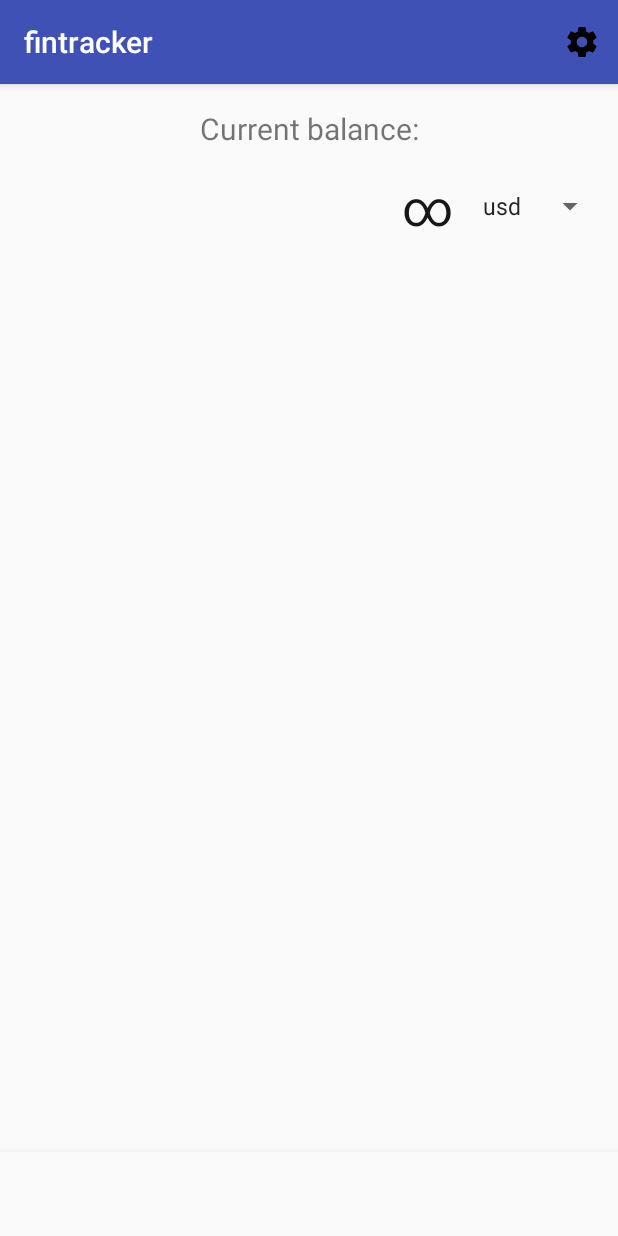
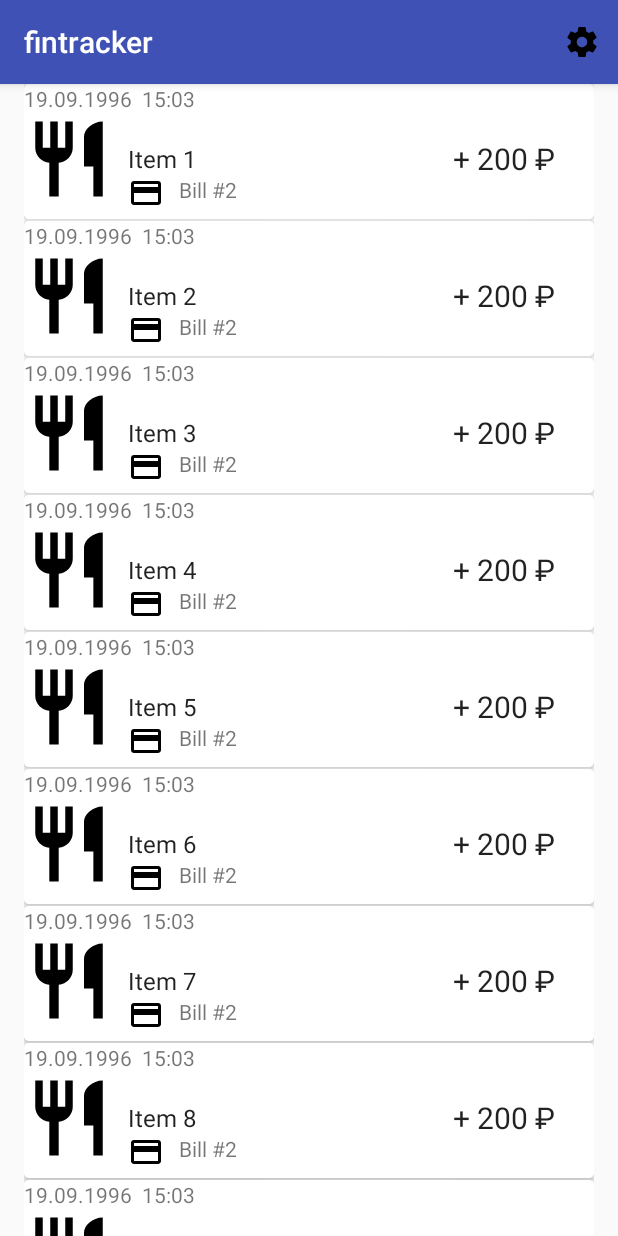
Before and after one commit to Meliphant/yandex-finance, an Android app: the screen it shows after launch (MainActivity), on a phone screen of 412 x 824 dp. Run offline under Robolectric (Android 15) with nearby library versions, the phone set to English and light mode, and no system bars; our stand-ins replace Dagger/Hilt's generated code; libraries missing offline, so code that uses them is left out: com.arellomobile.mvp.

Commit message:
2.1 transactionsList screen design

```diff
--- a/app/src/main/java/ya/co/yandex_finance/component/MainActivity.kt
+++ b/app/src/main/java/ya/co/yandex_finance/component/MainActivity.kt
@@ -7,6 +7,7 @@ import com.arellomobile.mvp.MvpAppCompatActivity
 import ya.co.yandex_finance.R
 import ya.co.yandex_finance.component.fragment.balance.BalanceFragment
 import android.view.MenuItem
+import ya.co.yandex_finance.component.fragment.transactions.TransactionsFragment
 
 
 class MainActivity: MvpAppCompatActivity() {
@@ -17,9 +18,12 @@ class MainActivity: MvpAppCompatActivity() {
 
         //by default showing balance
         //todo: to all of this in the PRESENTER -- use Cicerone?
+//        supportFragmentManager.beginTransaction()
+//                .replace(R.id.fl_main, BalanceFragment())
+//                .commitAllowingStateLoss()
         supportFragmentManager.beginTransaction()
-                .replace(R.id.fl_main, BalanceFragment())
-                .commit()
+                .replace(R.id.fl_main, TransactionsFragment())
+                .commitAllowingStateLoss()
     }
 
     /**working with menu */
--- a/app/src/main/java/ya/co/yandex_finance/component/fragment/transactions/MyTransactionsRecyclerViewAdapter.kt
+++ b/app/src/main/java/ya/co/yandex_finance/component/fragment/transactions/MyTransactionsRecyclerViewAdapter.kt
@@ -11,7 +11,7 @@ import ya.co.yandex_finance.R
 import ya.co.yandex_finance.component.fragment.transactions.TransactionsFragment.OnListFragmentInteractionListener
 import ya.co.yandex_finance.component.fragment.transactions.dummy.DummyContent.DummyItem
 
-import kotlinx.android.synthetic.main.fragment_transactions.view.*
+import kotlinx.android.synthetic.main.item_transaction.view.*
 
 /**
  * [RecyclerView.Adapter] that can display a [DummyItem] and makes a call to the
@@ -36,13 +36,13 @@ class MyTransactionsRecyclerViewAdapter(
 
     override fun onCreateViewHolder(parent: ViewGroup, viewType: Int): ViewHolder {
         val view = LayoutInflater.from(parent.context)
-                .inflate(R.layout.fragment_transactions, parent, false)
+                .inflate(R.layout.item_transaction, parent, false)
         return ViewHolder(view)
     }
 
     override fun onBindViewHolder(holder: ViewHolder, position: Int) {
         val item = mValues[position]
-        holder.mIdView.text = item.id
+//        holder.mIdView.text = item.id
         holder.mContentView.text = item.content
 
         with(holder.mView) {
@@ -54,8 +54,8 @@ class MyTransactionsRecyclerViewAdapter(
     override fun getItemCount(): Int = mValues.size
 
     inner class ViewHolder(val mView: View) : RecyclerView.ViewHolder(mView) {
-        val mIdView: TextView = mView.item_number
-        val mContentView: TextView = mView.content
+//        val mIdView: TextView = mView.transaction_datetime
+        val mContentView: TextView = mView.tr_name
 
         override fun toString(): String {
             return super.toString() + " '" + mContentView.text + "'"
--- /dev/null
+++ b/app/src/main/res/drawable/category_restaurants.xml
@@ -0,0 +1,9 @@
+<vector xmlns:android="http://schemas.android.com/apk/res/android"
+        android:width="24dp"
+        android:height="24dp"
+        android:viewportWidth="24.0"
+        android:viewportHeight="24.0">
+    <path
+        android:fillColor="#FF000000"
+        android:pathData="M11,9L9,9L9,2L7,2v7L5,9L5,2L3,2v7c0,2.12 1.66,3.84 3.75,3.97L6.75,22h2.5v-9.03C11.34,12.84 13,11.12 13,9L13,2h-2v7zM16,6v8h2.5v8L21,22L21,2c-2.76,0 -5,2.24 -5,4z"/>
+</vector>
--- /dev/null
+++ b/app/src/main/res/drawable/ic_credit_card_black_24dp.xml
@@ -0,0 +1,9 @@
+<vector xmlns:android="http://schemas.android.com/apk/res/android"
+        android:width="24dp"
+        android:height="24dp"
+        android:viewportWidth="24.0"
+        android:viewportHeight="24.0">
+    <path
+        android:fillColor="#FF000000"
+        android:pathData="M20,4L4,4c-1.11,0 -1.99,0.89 -1.99,2L2,18c0,1.11 0.89,2 2,2h16c1.11,0 2,-0.89 2,-2L22,6c0,-1.11 -0.89,-2 -2,-2zM20,18L4,18v-6h16v6zM20,8L4,8L4,6h16v2z"/>
+</vector>
--- a/app/src/main/res/layout/activity_main.xml
+++ b/app/src/main/res/layout/activity_main.xml
@@ -13,15 +13,4 @@
         android:layout_height="match_parent">
     </FrameLayout>
 
-    <android.support.design.widget.BottomNavigationView
-        android:id="@+id/navigation"
-        android:layout_width="0dp"
-        android:layout_height="wrap_content"
-        android:layout_marginEnd="0dp"
-        android:layout_marginStart="0dp"
-        android:background="?android:attr/windowBackground"
-        app:layout_constraintBottom_toBottomOf="parent"
-        app:layout_constraintLeft_toLeftOf="parent"
-        app:layout_constraintRight_toRightOf="parent" />
-
 </android.support.constraint.ConstraintLayout>
--- a/app/src/main/res/layout/fragment_transactions_list.xml
+++ b/app/src/main/res/layout/fragment_transactions_list.xml
@@ -10,4 +10,4 @@
     android:layout_marginRight="16dp"
     app:layoutManager="LinearLayoutManager"
     tools:context=".component.fragment.transactions.TransactionsFragment"
-    tools:listitem="@layout/fragment_transactions" />
+    tools:listitem="@layout/item_transaction" />
--- /dev/null
+++ b/app/src/main/res/layout/item_transaction.xml
@@ -0,0 +1,74 @@
+<?xml version="1.0" encoding="utf-8"?>
+<android.support.v7.widget.CardView
+    xmlns:android="http://schemas.android.com/apk/res/android"
+    xmlns:app="http://schemas.android.com/apk/res-auto"
+    android:layout_width="match_parent"
+    android:layout_height="90dp"
+    android:layout_marginBottom="1dp"
+    app:cardCornerRadius="3dp">
+
+    <RelativeLayout
+        android:layout_width="match_parent"
+        android:layout_height="100dp"
+        android:orientation="horizontal">
+
+        <TextView
+            android:id="@+id/tr_datetime"
+            android:layout_width="wrap_content"
+            android:layout_height="wrap_content"
+            android:text="19.09.1996  15:03" />
+
+
+        <!--todo: to try to make it in a circle - maybe by using Glide?-->
+        <ImageView
+            android:id="@+id/tr_category_img"
+            android:layout_width="60dp"
+            android:layout_height="60dp"
+            android:layout_alignParentStart="true"
+            android:layout_centerVertical="true"
+            android:contentDescription="@string/transaction_item_description"
+            app:srcCompat="@drawable/category_restaurants" />
+
+        <TextView
+            android:id="@+id/tr_name"
+            android:layout_width="wrap_content"
+            android:layout_height="wrap_content"
+            android:layout_alignStart="@id/tr_category_img"
+            android:layout_centerVertical="true"
+            android:layout_marginStart="69dp"
+            android:text="Bought some food"
+            android:textAppearance="?attr/textAppearanceListItem" />
+
+        <LinearLayout
+            android:layout_width="wrap_content"
+            android:layout_height="wrap_content"
+            android:layout_alignStart="@+id/tr_name"
+            android:layout_below="@+id/tr_name">
+
+            <ImageView
+                android:id="@+id/bill_img"
+                android:layout_width="wrap_content"
+                android:layout_height="wrap_content"
+                app:srcCompat="@drawable/ic_credit_card_black_24dp" />
+
+            <TextView
+                android:id="@+id/bill_name"
+                android:layout_width="wrap_content"
+                android:layout_height="wrap_content"
+                android:layout_marginStart="10dp"
+                android:text="Bill #2" />
+
+        </LinearLayout>
+
+        <TextView
+            android:id="@+id/tr_amount"
+            android:layout_width="wrap_content"
+            android:layout_height="wrap_content"
+            android:layout_alignParentEnd="true"
+            android:layout_centerVertical="true"
+            android:layout_marginEnd="26dp"
+            android:text="+ 200 ₽"
+            android:textAppearance="?attr/textAppearanceListItem"
+            android:textSize="20sp" />
+    </RelativeLayout>
+</android.support.v7.widget.CardView>
--- a/app/src/main/res/values/strings.xml
+++ b/app/src/main/res/values/strings.xml
@@ -15,10 +15,8 @@
     <string name="usd_balance_sign">$</string>
     <string name="rub_balance_sign">₽</string>
 
-    <string-array name="currencies">
-        <item>usd</item>
-        <item>rub</item>
-    </string-array>
+    <!--transactions screen-->
+    <string name="transaction_item_description">img</string>
 
 
 </resources>
```
Also changed, not shown: app/build.gradle (+10 -10 lines), app/src/main/java/ya/co/yandex_finance/component/fragment/transactions/TransactionsFragment.kt (+8 -31 lines), app/src/main/res/drawable/category_groceries.xml (added, +9 -0 lines), app/src/main/res/drawable/category_travel.xml (added, +12 -0 lines), app/src/main/res/drawable/ic_wallet.xml (added, +9 -0 lines), app/src/main/res/layout/fragment_transactions.xml (deleted, +0 -20 lines), 1 other file.
